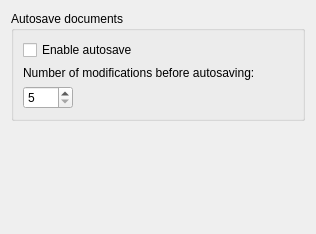
Before: the Qt Designer form app/ui/filespage.ui in pencil2d/pencil, drawn with Qt 5.
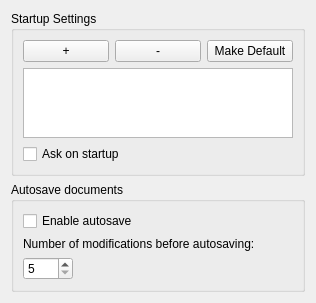
After: the same form once the commit is applied.

Commit message: Add ability to make and load presets

The edit to the form file:
```diff
--- a/app/ui/filespage.ui
+++ b/app/ui/filespage.ui
@@ -7,10 +7,58 @@
     <x>0</x>
     <y>0</y>
     <width>316</width>
-    <height>234</height>
+    <height>278</height>
    </rect>
   </property>
-  <layout class="QVBoxLayout" name="mainLayout">
+  <layout class="QVBoxLayout" name="verticalLayout_2">
+   <item>
+    <widget class="QGroupBox" name="startupBox">
+     <property name="title">
+      <string>Startup Settings</string>
+     </property>
+     <layout class="QVBoxLayout" name="verticalLayout">
+      <item>
+       <layout class="QHBoxLayout" name="presetControls">
+        <item>
+         <widget class="QPushButton" name="addPreset">
+          <property name="text">
+           <string>+</string>
+          </property>
+         </widget>
+        </item>
+        <item>
+         <widget class="QPushButton" name="removePreset">
+          <property name="text">
+           <string>-</string>
+          </property>
+         </widget>
+        </item>
+        <item>
+         <widget class="QPushButton" name="setDefaultPreset">
+          <property name="text">
+           <string>Make Default</string>
+          </property>
+         </widget>
+        </item>
+       </layout>
+      </item>
+      <item>
+       <widget class="QListWidget" name="startupPresets">
+        <property name="sortingEnabled">
+         <bool>true</bool>
+        </property>
+       </widget>
+      </item>
+      <item>
+       <widget class="QCheckBox" name="askPresetCheckBox">
+        <property name="text">
+         <string>Ask on startup</string>
+        </property>
+       </widget>
+      </item>
+     </layout>
+    </widget>
+   </item>
    <item>
     <widget class="QGroupBox" name="autosaveBox">
      <property name="title">
```
The commit also changes 12 other files.
